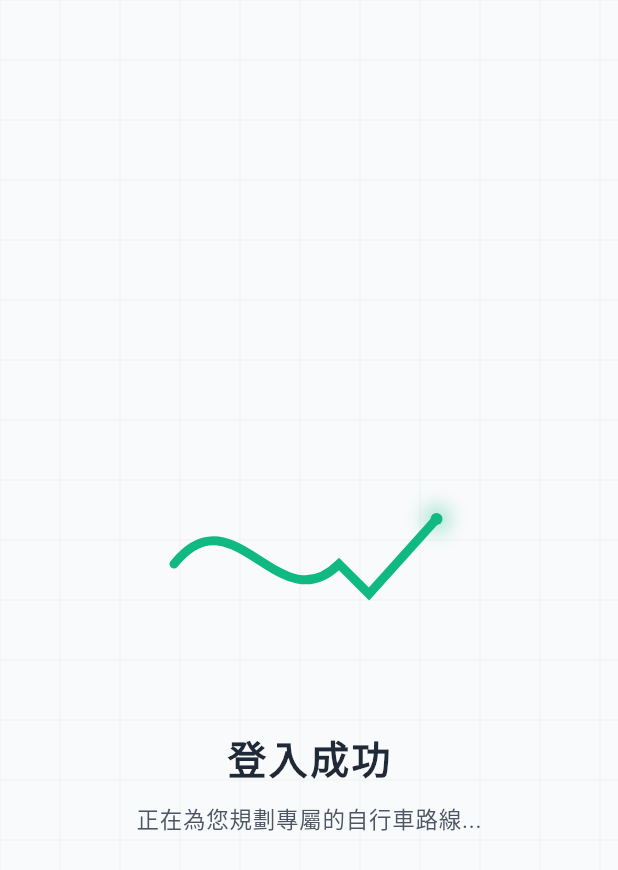
After one commit to thugcreeper/flutterFinal, a Flutter app: the LoginSuccessPage screen opened directly, on a phone screen of 412 x 824 dp. The commit adds this screen. Shown: the top 870 px of the screen. Run offline on Flutter 3.47's test engine with Material 3 defaults, Android fonts, the phone set to English and light mode, and no system bars; our stand-ins replace cloud_firestore, firebase_auth, firebase_core, flutter_dotenv, flutter_secure_storage, google_maps_flutter and 4 more; missing offline and left inert: google_maps_flutter_android, google_maps_flutter_platform_interface; accounts and stored records are empty; Roboto replaces fonts that are missing (english).

Commit message:
feat:登入成功動畫
之後加上超商搜尋、AI

```diff
--- /dev/null
+++ b/lib/pages/login_success_page.dart
@@ -0,0 +1,277 @@
+// File path: lib/pages/login_success_page.dart
+// Purpose: 登入成功後的動畫跳轉頁面，藉由路線延伸與打勾動畫帶給使用者流暢儀式感後，自動跳轉至首頁。
+// Author: Antigravity
+// Date: 2026-06-04
+
+import 'dart:math';
+import 'package:flutter/material.dart';
+import 'home_page.dart';
+
+/// 登入成功動畫頁面，負責展示單車路線延伸並繪製打勾標記的動態過渡效果。
+class LoginSuccessPage extends StatefulWidget {
+  /// 建立一個 [LoginSuccessPage]。
+  const LoginSuccessPage({super.key});
+
+  @override
+  State<LoginSuccessPage> createState() => _LoginSuccessPageState();
+}
+
+class _LoginSuccessPageState extends State<LoginSuccessPage>
+    with SingleTickerProviderStateMixin {
+  late AnimationController _controller;
+  late Animation<double> _animation;
+
+  @override
+  void initState() {
+    super.initState();
+    // 建立 1.8 秒的動畫控制器，用於流暢播放路線延伸與打勾效果
+    _controller = AnimationController(
+      vsync: this,
+      duration: const Duration(milliseconds: 1800),
+    );
+
+    _animation = Tween<double>(begin: 0.0, end: 1.0).animate(
+      CurvedAnimation(
+        parent: _controller,
+        curve: const Interval(0.0, 1.0, curve: Curves.easeInOutCubic),
+      ),
+    );
+
+    // 動畫完成後，使用漸淡轉場導航至首頁 (HomePage)
+    _controller.addStatusListener((status) {
+      if (status == AnimationStatus.completed) {
+        Future.delayed(const Duration(milliseconds: 400), () {
+          if (mounted) {
+            Navigator.pushReplacement(
+              context,
+              PageRouteBuilder(
+                pageBuilder: (context, animation, secondaryAnimation) =>
+                    const HomePage(),
+                transitionsBuilder:
+                    (context, animation, secondaryAnimation, child) {
+                      return FadeTransition(opacity: animation, child: child);
+                    },
+                transitionDuration: const Duration(milliseconds: 600),
+              ),
+            );
+          }
+        });
+      }
+    });
+
+    _controller.forward();
+  }
+
+  @override
+  void dispose() {
+    _controller.dispose();
+    super.dispose();
+  }
+
+  @override
+  Widget build(BuildContext context) {
+    final theme = Theme.of(context);
+    final isDark = theme.brightness == Brightness.dark;
+
+    // 定義背景漸層與文字色彩
+    final backgroundColor = isDark
+        ? const Color(0xFF1E1B29)
+        : const Color(0xFFF9FAFB);
+    final textColor = isDark ? Colors.white : const Color(0xFF1F2937);
+    final subtitleColor = isDark ? Colors.grey[400]! : const Color(0xFF4B5563);
+
+    return Scaffold(
+      backgroundColor: backgroundColor,
+      body: SafeArea(
+        child: Stack(
+          children: [
+            // 動態線條背景裝飾，突顯 RideVoyage 單車意象
+            Positioned.fill(
+              child: Opacity(
+                opacity: isDark ? 0.04 : 0.08,
+                child: CustomPaint(painter: _BackgroundGridPainter()),
+              ),
+            ),
+            Center(
+              child: Column(
+                mainAxisAlignment: MainAxisAlignment.center,
+                children: [
+                  // 路線延伸與打勾 CustomPaint 動畫組件
+                  AnimatedBuilder(
+                    animation: _animation,
+                    builder: (context, child) {
+                      // 動畫快結束時 (0.85 ~ 1.0)，產生微幅的彈性縮放回饋
+                      double scale = 1.0;
+                      if (_animation.value > 0.85) {
+                        final t = (_animation.value - 0.85) / 0.15;
+                        scale = 1.0 + sin(t * pi) * 0.10;
+                      }
+
+                      return Transform.scale(
+                        scale: scale,
+                        child: CustomPaint(
+                          size: const Size(220, 180),
+                          painter: RouteCheckmarkPainter(
+                            animationValue: _animation.value,
+                            activeColor: isDark
+                                ? const Color(0xFF34D399) // 亮綠色
+                                : const Color(0xFF10B981), // 翠綠色
+                            roadColor: isDark
+                                ? const Color(0xFF374151)
+                                : const Color(0xFFE5E7EB),
+                          ),
+                        ),
+                      );
+                    },
+                  ),
+                  const SizedBox(height: 40),
+                  // 登入成功文字標題
+                  Text(
+                    '登入成功',
+                    style: TextStyle(
+                      fontSize: 26,
+                      fontWeight: FontWeight.bold,
+                      color: textColor,
+                      letterSpacing: 1.5,
+                    ),
+                  ),
+                  const SizedBox(height: 12),
+                  // 副標題
+                  Text(
+                    '正在為您規劃專屬的自行車路線...',
+                    style: TextStyle(
+                      fontSize: 15,
+                      color: subtitleColor,
+                      letterSpacing: 0.5,
+                    ),
+                  ),
+                ],
+              ),
+            ),
+          ],
+        ),
+      ),
+    );
+  }
+}
+
+/// 自訂的 CustomPainter，負責繪製延伸路線與打勾符號。
+class RouteCheckmarkPainter extends CustomPainter {
+  /// 動畫進度值 (0.0 至 1.0)
+  final double animationValue;
+
+  /// 延伸路線已前進區域與打勾的顏色
+  final Color activeColor;
+
+  /// 未前進路線（背景虛線路徑）的顏色
+  final Color roadColor;
+
+  /// 建立一個 [RouteCheckmarkPainter]。
+  RouteCheckmarkPainter({
+    required this.animationValue,
+    required this.activeColor,
+    required this.roadColor,
+  });
+
+  @override
+  void paint(Canvas canvas, Size size) {
+    // 定義畫筆樣式
+    final roadPaint = Paint()
+      ..color = roadColor
+      ..style = PaintingStyle.stroke
+      ..strokeWidth = 4.0
+      ..strokeCap = StrokeCap.round;
+
+    final activePaint = Paint()
+      ..color = activeColor
+      ..style = PaintingStyle.stroke
+      ..strokeWidth = 6.0
+      ..strokeCap = StrokeCap.round;
+
+    // 建立一條代表單車路線與打勾的完整路徑
+    final path = Path();
+    path.moveTo(20, 110);
+    // 繪製起伏的單車路線
+    path.cubicTo(60, 60, 90, 150, 130, 110);
+    // 連接至打勾起點
+    path.lineTo(150, 130);
+    // 打勾終點
+    path.lineTo(195, 80);
+
+    // 計算路徑指標以擷取特定長度
+    final pathMetrics = path.computeMetrics().toList();
+    if (pathMetrics.isEmpty) return;
+    final metric = pathMetrics.first;
+    final totalLength = metric.length;
+
+    // 1. 繪製尚未前進的「虛線背景路線」
+    final dashPath = Path();
+    double distance = 0.0;
+    const dashLength = 6.0;
+    const spaceLength = 4.0;
+    bool draw = true;
+    while (distance < totalLength) {
+      final nextDistance = distance + (draw ? dashLength : spaceLength);
+      if (draw) {
+        dashPath.addPath(
+          metric.extractPath(distance, min(nextDistance, totalLength)),
+          Offset.zero,
+        );
+      }
+      distance = nextDistance;
+      draw = !draw;
+    }
+    canvas.drawPath(dashPath, roadPaint);
+
+    // 2. 根據目前動畫進度，擷取並繪製實線延伸路線
+    final currentLength = totalLength * animationValue;
+    final activeSegmentPath = metric.extractPath(0.0, currentLength);
+    canvas.drawPath(activeSegmentPath, activePaint);
+
+    // 3. 於延伸路徑的前端繪製一個代表單車或前進點的「發光指示點」
+    final tangent = metric.getTangentForOffset(currentLength);
+    if (tangent != null) {
+      final position = tangent.position;
+
+      // 外圈發光陰影效果
+      final glowPaint = Paint()
+        ..color = activeColor.withValues(alpha: 0.3)
+        ..maskFilter = const MaskFilter.blur(BlurStyle.normal, 6);
+      canvas.drawCircle(position, 10, glowPaint);
+
+      // 內圈實體中心點
+      final dotPaint = Paint()..color = activeColor;
+      canvas.drawCircle(position, 4, dotPaint);
+    }
+  }
+
+  @override
+  bool shouldRepaint(covariant RouteCheckmarkPainter oldDelegate) {
+    return oldDelegate.animationValue != animationValue ||
+        oldDelegate.activeColor != activeColor ||
+        oldDelegate.roadColor != roadColor;
+  }
+}
+
+/// 用於繪製背景幾何網格與裝飾點線的 Painter。
+class _BackgroundGridPainter extends CustomPainter {
+  @override
+  void paint(Canvas canvas, Size size) {
+    final paint = Paint()
+      ..color = Colors.grey
+      ..style = PaintingStyle.stroke
+      ..strokeWidth = 1.0;
+
+    // 繪製格線
+    const step = 40.0;
+    for (double x = 0; x < size.width; x += step) {
+      canvas.drawLine(Offset(x, 0), Offset(x, size.height), paint);
+    }
+    for (double y = 0; y < size.height; y += step) {
+      canvas.drawLine(Offset(0, y), Offset(size.width, y), paint);
+    }
+  }
+
+  @override
+  bool shouldRepaint(covariant CustomPainter oldDelegate) => false;
+}
--- a/lib/widgets/success_snack_bar.dart
+++ b/lib/widgets/success_snack_bar.dart
@@ -29,9 +29,7 @@ class SuccessSnackBar extends SnackBar {
          backgroundColor: const Color(0xFF1E6B4A),
          duration: duration,
          behavior: SnackBarBehavior.floating,
-          shape: RoundedRectangleBorder(
-            borderRadius: BorderRadius.circular(12),
-          ),
+         shape: RoundedRectangleBorder(borderRadius: BorderRadius.circular(12)),
          margin: const EdgeInsets.all(16),
          elevation: 4,
        );
```
Also changed, not shown: lib/pages/login_page.dart (+3 -25 lines), lib/pages/user_profile_page.dart (+6 -1 lines), lib/firebase_options.dart. Lines whose indentation alone changed are shown as unchanged.
